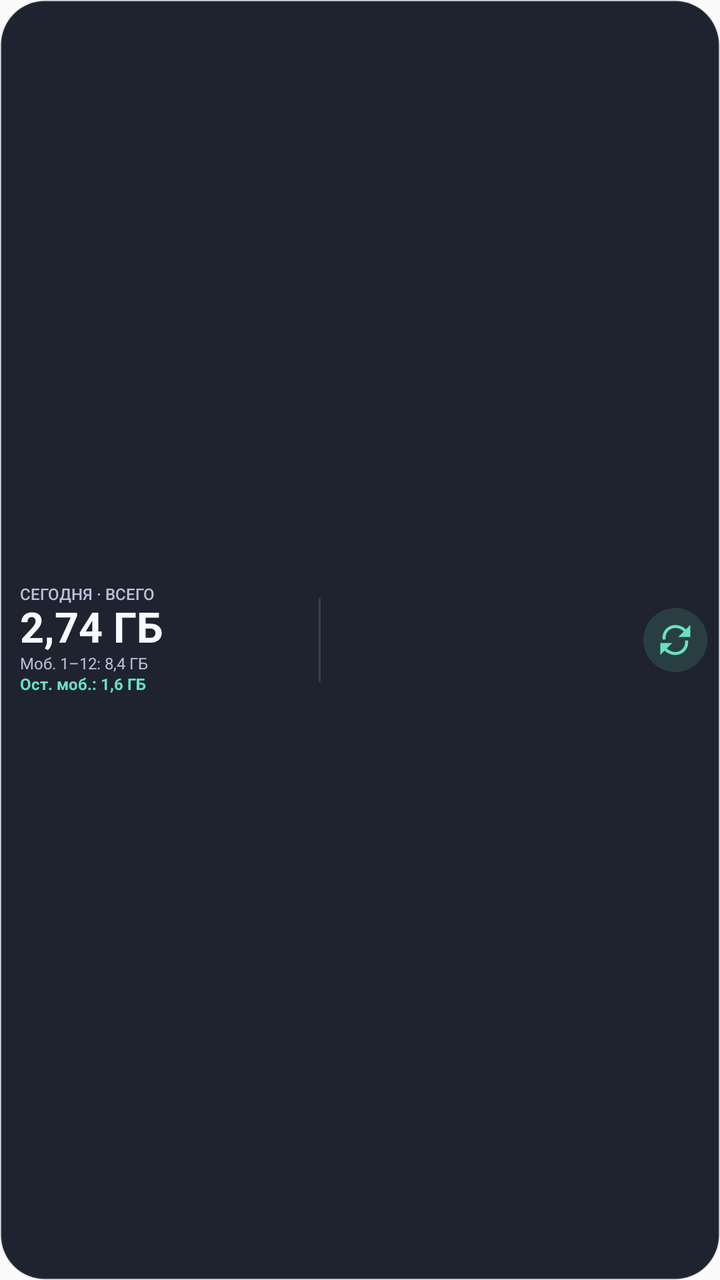
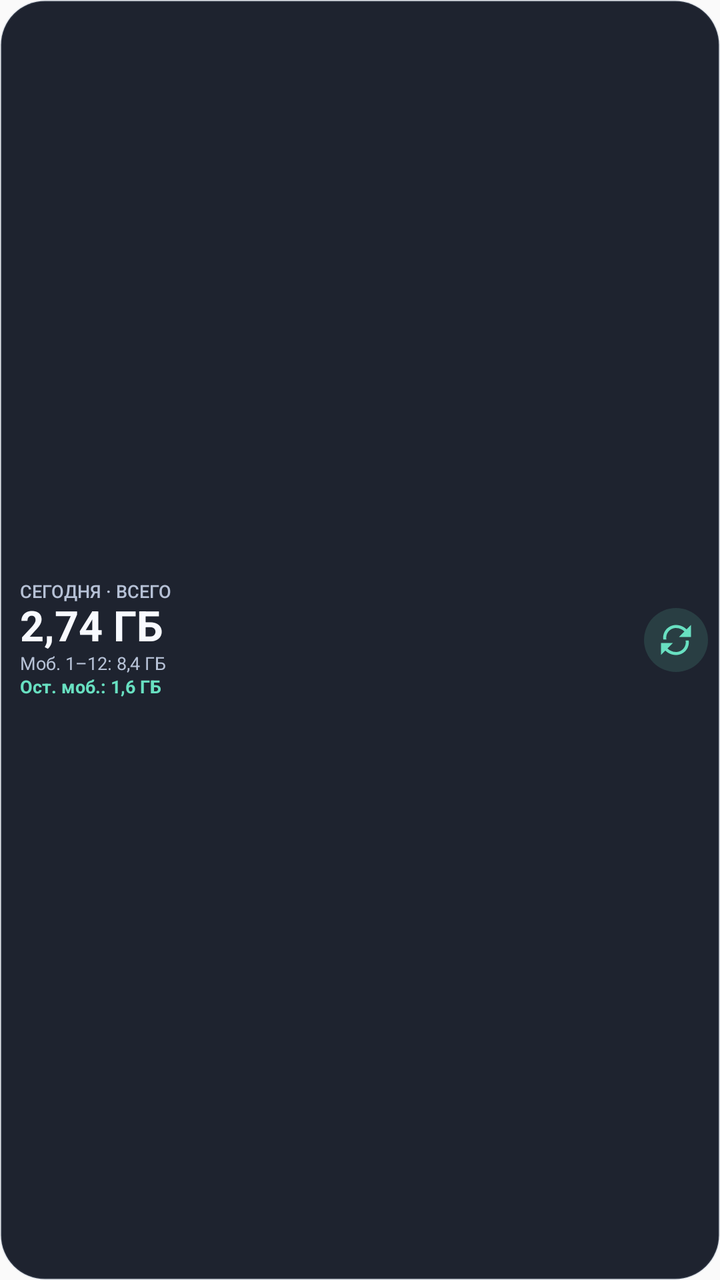

An Android layout rendered at two revisions. The XML below is the earlier revision; the diff shows what the commit changed to produce the second picture.
<!-- AndroidManifest.xml: application theme Theme.App_monitoring -->
<!-- res/layout/widget_traffic.xml -->
<?xml version="1.0" encoding="utf-8"?>
<LinearLayout xmlns:android="http://schemas.android.com/apk/res/android"
    xmlns:tools="http://schemas.android.com/tools"
    android:id="@+id/widget_root"
    android:layout_width="match_parent"
    android:layout_height="match_parent"
    android:background="@drawable/widget_background"
    android:gravity="center_vertical"
    android:orientation="horizontal"
    android:paddingStart="10dp"
    android:paddingTop="6dp"
    android:paddingEnd="6dp"
    android:paddingBottom="6dp">

    <LinearLayout
        android:layout_width="0dp"
        android:layout_height="match_parent"
        android:layout_weight="1.45"
        android:gravity="center_vertical"
        android:orientation="vertical">

        <TextView
            android:id="@+id/widget_period_label"
            style="@style/WidgetLabel"
            android:text="@string/widget_today_total_label" />

        <TextView
            android:id="@+id/widget_today_total"
            style="@style/WidgetValue"
            android:layout_width="match_parent"
            android:text="2,74 ГБ"
            android:textSize="21sp" />

        <TextView
            android:id="@+id/widget_mobile_used"
            style="@style/WidgetMeta"
            android:layout_width="match_parent"
            android:layout_marginTop="1dp"
            android:text="Моб. 1–12: 8,4 ГБ" />

        <TextView
            android:id="@+id/widget_remaining"
            style="@style/WidgetMeta"
            android:layout_width="match_parent"
            android:layout_height="wrap_content"
            android:layout_marginTop="1dp"
            android:text="Ост. моб.: 1,6 ГБ"
            android:textColor="@color/widget_accent"
            android:textStyle="bold" />
    </LinearLayout>

    <ImageView
        android:layout_width="1dp"
        android:layout_height="42dp"
        android:layout_marginHorizontal="5dp"
        android:background="@drawable/widget_divider_vertical"
        android:contentDescription="@null" />

    <LinearLayout
        android:layout_width="0dp"
        android:layout_height="match_parent"
        android:layout_weight="1.55"
        android:gravity="center"
        android:orientation="horizontal"
        android:weightSum="3">

        <LinearLayout
            android:id="@+id/widget_app_1"
            style="@style/WidgetAppSlot"
            tools:ignore="UseCompoundDrawables">
            <ImageView
                android:id="@+id/widget_app_1_icon"
                style="@style/WidgetAppIcon"
                android:contentDescription="@null" />
            <TextView
                android:id="@+id/widget_app_1_usage"
                style="@style/WidgetAppUsage" />
        </LinearLayout>

        <LinearLayout
            android:id="@+id/widget_app_2"
            style="@style/WidgetAppSlot"
            tools:ignore="UseCompoundDrawables">
            <ImageView
                android:id="@+id/widget_app_2_icon"
                style="@style/WidgetAppIcon"
                android:contentDescription="@null" />
            <TextView
                android:id="@+id/widget_app_2_usage"
                style="@style/WidgetAppUsage" />
        </LinearLayout>

        <LinearLayout
            android:id="@+id/widget_app_3"
            style="@style/WidgetAppSlot"
            tools:ignore="UseCompoundDrawables">
            <ImageView
                android:id="@+id/widget_app_3_icon"
                style="@style/WidgetAppIcon"
                android:contentDescription="@null" />
            <TextView
                android:id="@+id/widget_app_3_usage"
                style="@style/WidgetAppUsage" />
        </LinearLayout>
    </LinearLayout>

    <ImageButton
        android:id="@+id/widget_refresh"
        android:layout_width="32dp"
        android:layout_height="32dp"
        android:layout_marginStart="2dp"
        android:background="@drawable/widget_refresh_background"
        android:contentDescription="@string/widget_refresh"
        android:padding="7dp"
        android:scaleType="fitCenter"
        android:src="@drawable/ic_widget_refresh"
        android:tint="@color/widget_accent" />
</LinearLayout>
<!-- resources referenced by this layout -->
<resources>
  <color name="widget_accent">#FF68E0C1</color>
  <!-- drawable widget_background (drawable) -->
  <?xml version="1.0" encoding="utf-8"?>
  <shape xmlns:android="http://schemas.android.com/apk/res/android"
      android:shape="rectangle">
      <solid android:color="@color/widget_background" />
      <corners android:radius="22dp" />
      <stroke
          android:width="1dp"
          android:color="@color/widget_border" />
  </shape>
  <!-- drawable widget_divider_vertical (drawable) -->
  <?xml version="1.0" encoding="utf-8"?>
  <shape xmlns:android="http://schemas.android.com/apk/res/android"
      android:shape="rectangle">
      <solid android:color="@color/widget_divider" />
  </shape>
  <!-- drawable widget_refresh_background (drawable) -->
  <?xml version="1.0" encoding="utf-8"?>
  <shape xmlns:android="http://schemas.android.com/apk/res/android"
      android:shape="oval">
      <solid android:color="@color/widget_accent_surface" />
  </shape>
  <string name="widget_refresh">Обновить статистику</string>
  <string name="widget_today_total_label">СЕГОДНЯ · ВСЕГО</string>
  <style name="WidgetAppIcon">
          <item name="android:layout_width">32dp</item>
          <item name="android:layout_height">32dp</item>
          <item name="android:contentDescription">@null</item>
          <item name="android:scaleType">fitCenter</item>
      </style>
  <style name="WidgetAppSlot">
          <item name="android:layout_width">0dp</item>
          <item name="android:layout_height">match_parent</item>
          <item name="android:layout_weight">1</item>
          <item name="android:gravity">center</item>
          <item name="android:orientation">vertical</item>
          <item name="android:paddingStart">1dp</item>
          <item name="android:paddingTop">2dp</item>
          <item name="android:paddingEnd">1dp</item>
          <item name="android:paddingBottom">2dp</item>
      </style>
  <style name="WidgetAppUsage">
          <item name="android:layout_width">match_parent</item>
          <item name="android:layout_height">wrap_content</item>
          <item name="android:ellipsize">end</item>
          <item name="android:fontFamily">sans-serif-medium</item>
          <item name="android:gravity">center</item>
          <item name="android:includeFontPadding">false</item>
          <item name="android:layout_marginTop">2dp</item>
          <item name="android:maxLines">1</item>
          <item name="android:textColor">@color/widget_text_secondary</item>
          <item name="android:textSize">10sp</item>
      </style>
  <style name="WidgetLabel">
          <item name="android:layout_width">wrap_content</item>
          <item name="android:layout_height">wrap_content</item>
          <item name="android:ellipsize">end</item>
          <item name="android:fontFamily">sans-serif-medium</item>
          <item name="android:includeFontPadding">false</item>
          <item name="android:maxLines">1</item>
          <item name="android:textColor">@color/widget_text_secondary</item>
          <item name="android:textSize">8sp</item>
      </style>
  <style name="WidgetMeta">
          <item name="android:layout_width">wrap_content</item>
          <item name="android:layout_height">wrap_content</item>
          <item name="android:ellipsize">end</item>
          <item name="android:includeFontPadding">false</item>
          <item name="android:maxLines">1</item>
          <item name="android:textColor">@color/widget_text_secondary</item>
          <item name="android:textSize">8sp</item>
      </style>
  <style name="Theme.App_monitoring" parent="android:Theme.Material.Light.NoActionBar" />
  <color name="widget_background">#F2121824</color>
  <color name="widget_border">#267C8AA5</color>
  <color name="widget_divider">#1FFFFFFF</color>
  <color name="widget_accent_surface">#2468E0C1</color>
  <color name="widget_text_secondary">#FFB6C1D6</color>
  <color name="widget_text_primary">#FFF8FAFF</color>
  <!-- unchanged entries left out for length: 2 -->
</resources>

<!-- the commit's change to res/layout/widget_traffic.xml (unified diff, before → after) -->
@@ -49,20 +49,13 @@
             android:textStyle="bold" />
     </LinearLayout>
 
-    <ImageView
-        android:layout_width="1dp"
-        android:layout_height="42dp"
-        android:layout_marginHorizontal="5dp"
-        android:background="@drawable/widget_divider_vertical"
-        android:contentDescription="@null" />
-
     <LinearLayout
         android:layout_width="0dp"
         android:layout_height="match_parent"
         android:layout_weight="1.55"
         android:gravity="center"
         android:orientation="horizontal"
-        android:weightSum="3">
+        android:weightSum="4">
 
         <LinearLayout
             android:id="@+id/widget_app_1"
@@ -102,6 +95,19 @@
                 android:id="@+id/widget_app_3_usage"
                 style="@style/WidgetAppUsage" />
         </LinearLayout>
+
+        <LinearLayout
+            android:id="@+id/widget_app_4"
+            style="@style/WidgetAppSlot"
+            tools:ignore="UseCompoundDrawables">
+            <ImageView
+                android:id="@+id/widget_app_4_icon"
+                style="@style/WidgetAppIcon"
+                android:contentDescription="@null" />
+            <TextView
+                android:id="@+id/widget_app_4_usage"
+                style="@style/WidgetAppUsage" />
+        </LinearLayout>
     </LinearLayout>
 
     <ImageButton
<!-- resource entries referenced after the edit -->
@@ -11,12 +11,6 @@
           android:width="1dp"
           android:color="@color/widget_border" />
   </shape>
-  <!-- drawable widget_divider_vertical (drawable) -->
-  <?xml version="1.0" encoding="utf-8"?>
-  <shape xmlns:android="http://schemas.android.com/apk/res/android"
-      android:shape="rectangle">
-      <solid android:color="@color/widget_divider" />
-  </shape>
   <!-- drawable widget_refresh_background (drawable) -->
   <?xml version="1.0" encoding="utf-8"?>
   <shape xmlns:android="http://schemas.android.com/apk/res/android"
@@ -26,8 +20,8 @@
   <string name="widget_refresh">Обновить статистику</string>
   <string name="widget_today_total_label">СЕГОДНЯ · ВСЕГО</string>
   <style name="WidgetAppIcon">
-          <item name="android:layout_width">32dp</item>
-          <item name="android:layout_height">32dp</item>
+          <item name="android:layout_width">30dp</item>
+          <item name="android:layout_height">30dp</item>
           <item name="android:contentDescription">@null</item>
           <item name="android:scaleType">fitCenter</item>
       </style>
@@ -52,7 +46,7 @@
           <item name="android:layout_marginTop">2dp</item>
           <item name="android:maxLines">1</item>
           <item name="android:textColor">@color/widget_text_secondary</item>
-          <item name="android:textSize">10sp</item>
+          <item name="android:textSize">9sp</item>
       </style>
   <style name="WidgetLabel">
           <item name="android:layout_width">wrap_content</item>
@@ -62,7 +56,7 @@
           <item name="android:includeFontPadding">false</item>
           <item name="android:maxLines">1</item>
           <item name="android:textColor">@color/widget_text_secondary</item>
-          <item name="android:textSize">8sp</item>
+          <item name="android:textSize">9sp</item>
       </style>
   <style name="WidgetMeta">
           <item name="android:layout_width">wrap_content</item>
@@ -71,12 +65,11 @@
           <item name="android:includeFontPadding">false</item>
           <item name="android:maxLines">1</item>
           <item name="android:textColor">@color/widget_text_secondary</item>
-          <item name="android:textSize">8sp</item>
+          <item name="android:textSize">9sp</item>
       </style>
   <style name="Theme.App_monitoring" parent="android:Theme.Material.Light.NoActionBar" />
   <color name="widget_background">#F2121824</color>
   <color name="widget_border">#267C8AA5</color>
-  <color name="widget_divider">#1FFFFFFF</color>
   <color name="widget_accent_surface">#2468E0C1</color>
   <color name="widget_text_secondary">#FFB6C1D6</color>
   <color name="widget_text_primary">#FFF8FAFF</color>
